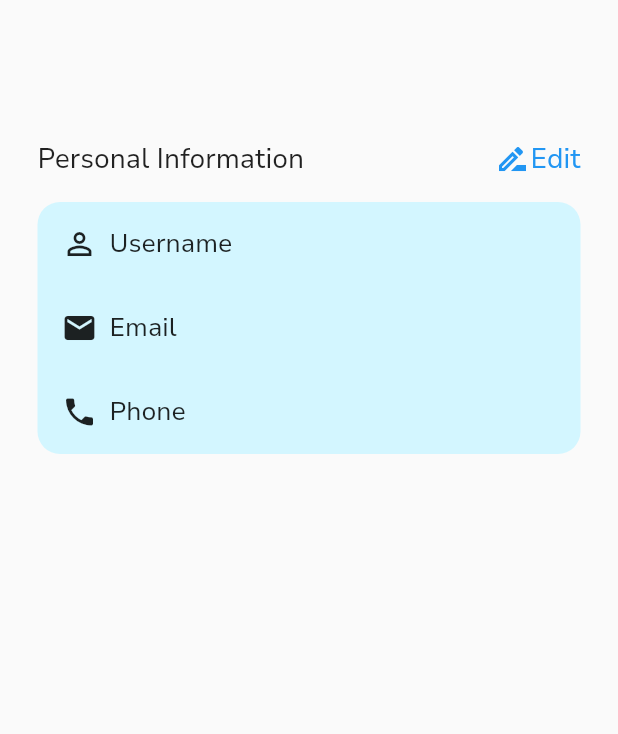
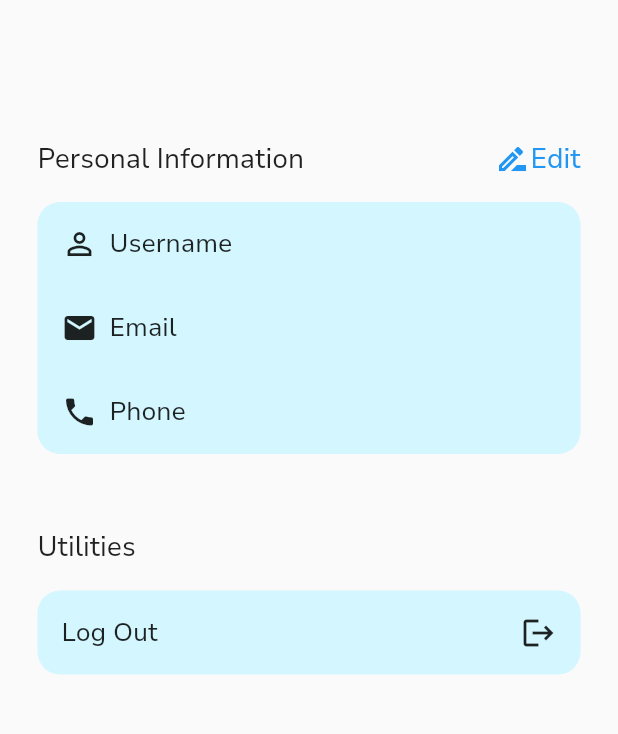
Before and after one commit to A-S-Adithiyaa/vision, a Flutter app: the ProfilePage screen opened directly, on a phone screen of 412 x 824 dp, the part 353-1087 px from its top. Run offline on Flutter 3.47's test engine with Material 2 defaults, Android fonts, the phone set to English and light mode, and no system bars; our stand-ins replace cloud_firestore, firebase_auth, firebase_core, firebase_storage, image_picker; accounts and stored records are empty; network calls fail.

```diff
--- a/lib/authentication/login-screen.dart
+++ b/lib/authentication/login-screen.dart
@@ -28,7 +28,7 @@ class _LoginScreenState extends State<LoginScreen> {
       );
 
       // Navigate to HomePageCaller after successful login
-      navigateWithCustomTransitionForward(context, const AppPageCaller());
+      navigateWithCustomTransitionForward(context, const AppPage());
     } catch (e) {
       // Handle login errors
       print('Error: $e');
--- a/lib/authentication/signup-screen.dart
+++ b/lib/authentication/signup-screen.dart
@@ -87,7 +87,7 @@ class _SignUpScreenState extends State<SignUpScreen> {
       });
 
       // Navigate to HomePage after successful signup
-      navigateWithCustomTransitionForward(context, const AppPageCaller());
+      navigateWithCustomTransitionForward(context, const AppPage());
     } catch (e) {
       // Handle signup errors
       print('Error: $e');
--- a/lib/components/profile-page.dart
+++ b/lib/components/profile-page.dart
@@ -1,5 +1,6 @@
 import 'package:flutter/material.dart';
 import 'package:firebase_auth/firebase_auth.dart';
+import 'package:vision/authentication/signup-login-page.dart';
 import 'package:vision/components/edit-profile.dart';
 import 'package:vision/custom-variables.dart';
 
@@ -203,6 +204,56 @@ class ProfilePage extends StatelessWidget {
                     ],
                   ),
                 ),
+                Padding(
+                  padding: const EdgeInsets.all(25.0),
+                  child: Column(
+                    crossAxisAlignment: CrossAxisAlignment.start,
+                    children: [
+                      Text(
+                        "Utilities",
+                        style: getNunito(fontSize: 18),
+                      ),
+                      Padding(
+                        padding: const EdgeInsets.only(top: 16.0),
+                        child: Container(
+                          decoration: BoxDecoration(
+                              color: MyColors.inputBG,
+                              borderRadius: BorderRadius.circular(15)),
+                          child: GestureDetector(
+                            child: Column(
+                              children: [
+                                Padding(
+                                  padding: const EdgeInsets.all(16.0),
+                                  child: GestureDetector(
+                                    onTap: () async {
+                                      await FirebaseAuth.instance.signOut();
+                                      navigateWithCustomReverseTransition(
+                                          context, SignupLoginPage());
+                                    },
+                                    child: Row(
+                                      mainAxisAlignment:
+                                          MainAxisAlignment.spaceBetween,
+                                      children: [
+                                        Text(
+                                          "Log Out",
+                                          style: getNunito(fontSize: 17),
+                                        ),
+                                        SizedBox(
+                                          width: 8,
+                                        ),
+                                        Icon(Icons.logout),
+                                      ],
+                                    ),
+                                  ),
+                                ),
+                              ],
+                            ),
+                          ),
+                        ),
+                      )
+                    ],
+                  ),
+                ),
               ],
             );
           }
--- a/lib/components/scan-page.dart
+++ b/lib/components/scan-page.dart
@@ -70,17 +70,17 @@ class _ScanPageState extends State<ScanPage> {
 
                       String userId =
                           FirebaseAuth.instance.currentUser?.uid ?? '';
-
+                      print(userId);
                       // Add the entry to the user's history array
                       await _firestore.collection('users').doc(userId).update({
                         'history': FieldValue.arrayUnion([
                           {
                             'origamiName': item['origamiName'] ?? '',
-                            'timeOfView': DateFormat('dd-MM-yyyy')
-                                .format(DateTime.now().toUtc()),
+                            'timeOfView': DateTime.now().toUtc(),
                             'videoLink': linkToOpen,
                           },
                         ]),
+                        'recentOrigami': item['origamiName'],
                       });
 
                       // if (await canLaunch(linkToOpen)) {
--- a/lib/custom-variables.dart
+++ b/lib/custom-variables.dart
@@ -17,6 +17,11 @@ class MyColors {
   static const Color primaryBlue = Color.fromRGBO(33, 150, 243, 1);
   static const Color inputBG = Color.fromRGBO(211, 246, 255, 1);
   static const Color primaryBlack = Color.fromRGBO(0, 0, 0, 1);
+
+  static const Color blue1 = Color.fromRGBO(0, 169, 255, 1);
+  static const Color blue2 = Color.fromRGBO(137, 207, 243, 1);
+  static const Color blue3 = Color.fromRGBO(160, 233, 255, 1);
+  static const Color blue4 = Color.fromRGBO(205, 245, 253, 1);
 }
 
 // Define the font family
@@ -123,14 +128,23 @@ class FirestoreService {
         String username = userSnapshot['username'];
         String phoneNumber = userSnapshot['phoneNumber'];
         String profileImageUrl = userSnapshot['profileImageUrl'];
+        String recentOrigami = userSnapshot['recentOrigami'];
         List<Map<String, dynamic>> history =
             List<Map<String, dynamic>>.from(userSnapshot['history'] ?? []);
+        print({
+          'username': username,
+          'phoneNumber': phoneNumber,
+          'profileImageUrl': profileImageUrl,
+          'history': history,
+          'recentOrigami': recentOrigami,
+        });
 
         return {
           'username': username,
           'phoneNumber': phoneNumber,
           'profileImageUrl': profileImageUrl,
           'history': history,
+          'recentOrigami': recentOrigami,
         };
       } else {
         return {
@@ -138,6 +152,7 @@ class FirestoreService {
           'phoneNumber': 'xxxxxxxxxx',
           'profileImageUrl': '',
           'history': [],
+          'recentOrigami': 'NIL'
         };
       }
     } catch (e) {
@@ -147,6 +162,7 @@ class FirestoreService {
         'phoneNumber': 'xxxxxxxxxx',
         'profileImageUrl': '',
         'history': [],
+        'recentOrigami': 'NIL'
       };
     }
   }
--- a/lib/splash-screen.dart
+++ b/lib/splash-screen.dart
@@ -85,7 +85,7 @@ class AuthenticationScreen extends StatelessWidget {
         if (snapshot.connectionState == ConnectionState.waiting) {
           return const CircularProgressIndicator();
         } else if (snapshot.hasData) {
-          return const AppPageCaller();
+          return const AppPage();
         } else {
           return const SignupLoginPage();
         }
--- a/pubspec.yaml
+++ b/pubspec.yaml
@@ -45,6 +45,8 @@ dependencies:
   firebase_storage: ^11.5.0
   url_launcher: ^6.1.11
   intl: ^0.18.1
+  camera: ^0.10.5+5
+  path_provider: ^2.1.1
 
 dev_dependencies:
   flutter_test:
```
Also changed, not shown: lib/app-page.dart (+38 -84 lines), lib/components/home-page.dart (+34 -7 lines), 1 other file.
